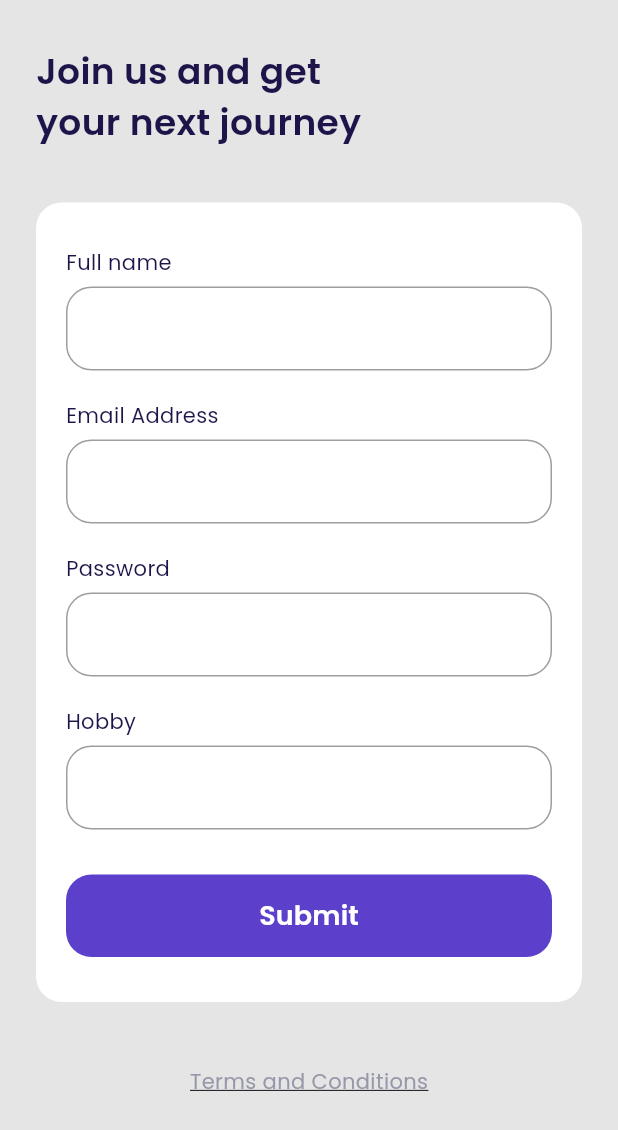
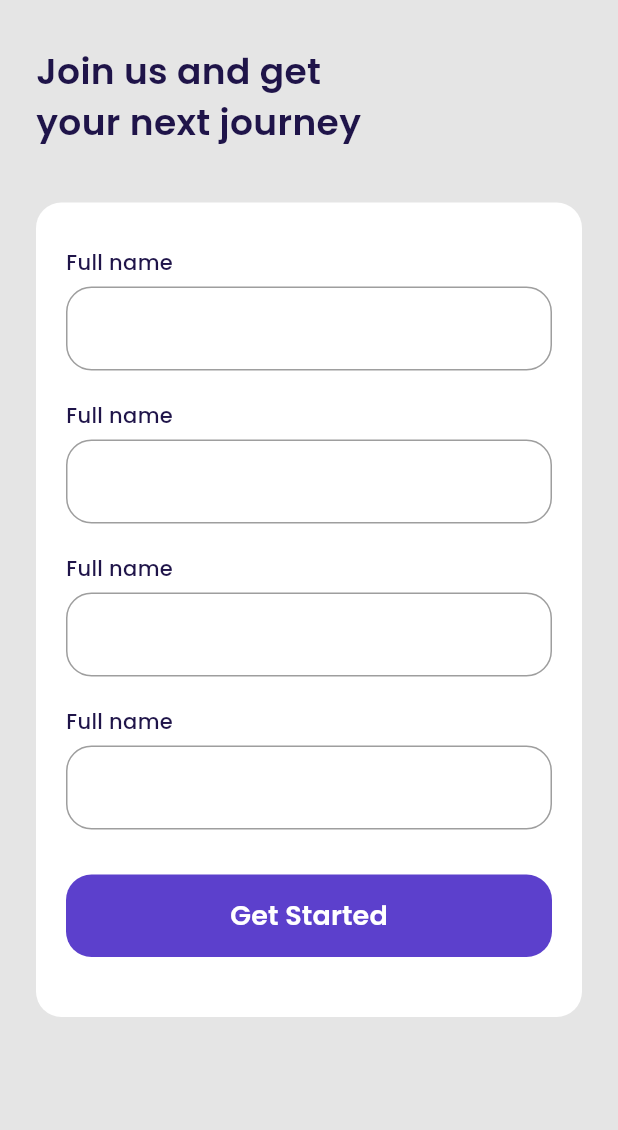
Before and after one commit to ahmadgalang/ticketapp, a Flutter app: the SignUpPage screen opened by its route, on a phone screen of 412 x 824 dp. Shown: the top 1130 px of the screen. Run offline on Flutter 3.47's test engine with Material 3 defaults, Android fonts, the phone set to English and light mode, and no system bars; our stand-ins replace google_fonts.

Commit message:
slicing and changes page sign up

```diff
--- a/lib/ui/pages/sign_up_page.dart
+++ b/lib/ui/pages/sign_up_page.dart
@@ -13,28 +13,19 @@ class SignUpPage extends StatefulWidget {
 class _SignUpPageState extends State<SignUpPage> {
   @override
   Widget build(BuildContext context) {
-    return Scaffold(
-      backgroundColor: kBackgroundColor,
-      body: Container(
-        margin: const EdgeInsets.symmetric(horizontal: 24, vertical: 30),
-        child: ListView(
-          children: [
-            Text(
+    Widget title() {
+      return Container(
+        width: double.infinity,
+        child: Text(
           'Join us and get \nyour next journey',
-              style:
-                  blackTextStyle.copyWith(fontSize: 24, fontWeight: semiBold),
+          style: blackTextStyle.copyWith(fontSize: 24, fontWeight: semiBold),
         ),
-            Container(
-              margin: const EdgeInsets.only(top: 37, bottom: 43),
-              width: double.infinity,
-              padding: const EdgeInsets.symmetric(horizontal: 20, vertical: 30),
-              decoration: BoxDecoration(
-                  color: kWhiteColor,
-                  borderRadius: BorderRadius.circular(defaultRadius)),
-              child: Column(
-                mainAxisAlignment: MainAxisAlignment.start,
-                children: [
-                  Container(
+      );
+    }
+
+    Widget inputSection() {
+      Widget field() {
+        return Container(
           margin: const EdgeInsets.only(bottom: 20),
           width: double.infinity,
           child: Column(
@@ -42,132 +33,32 @@ class _SignUpPageState extends State<SignUpPage> {
             children: [
               Text(
                 'Full name',
-                          style: blackTextStyle.copyWith(
-                              fontSize: 14, fontWeight: normal),
+                style:
+                    blackTextStyle.copyWith(fontSize: 14, fontWeight: medium),
               ),
               const SizedBox(height: 6),
               TextFormField(
                 decoration: InputDecoration(
                   focusedBorder: OutlineInputBorder(
                     borderSide: BorderSide(
-                                  color: kPrimaryColor,
-                                  width: 1), // Border saat fokus
-                              borderRadius:
-                                  BorderRadius.circular(defaultRadius),
+                        color: kPrimaryColor, width: 2), // Border saat fokus
+                    borderRadius: BorderRadius.circular(defaultRadius),
                   ),
                   enabledBorder: OutlineInputBorder(
                     borderSide: const BorderSide(
-                                  color:
-                                      Colors.grey), // Border saat tidak fokus
-                              borderRadius:
-                                  BorderRadius.circular(defaultRadius),
+                        color: Colors.grey), // Border saat tidak fokus
+                    borderRadius: BorderRadius.circular(defaultRadius),
                   ),
                 ),
               )
             ],
           ),
-                  ),
-                  Container(
-                    margin: const EdgeInsets.only(bottom: 20),
-                    width: double.infinity,
-                    child: Column(
-                      crossAxisAlignment: CrossAxisAlignment.start,
-                      children: [
-                        Text(
-                          'Email Address',
-                          style: blackTextStyle.copyWith(
-                              fontSize: 14, fontWeight: normal),
-                        ),
-                        const SizedBox(height: 6),
-                        TextFormField(
-                          decoration: InputDecoration(
-                            focusedBorder: OutlineInputBorder(
-                              borderSide: BorderSide(
-                                  color: kPrimaryColor,
-                                  width: 1), // Border saat fokus
-                              borderRadius:
-                                  BorderRadius.circular(defaultRadius),
-                            ),
-                            enabledBorder: OutlineInputBorder(
-                              borderSide: const BorderSide(
-                                  color:
-                                      Colors.grey), // Border saat tidak fokus
-                              borderRadius:
-                                  BorderRadius.circular(defaultRadius),
-                            ),
-                          ),
-                        )
-                      ],
-                    ),
-                  ),
-                  Container(
-                    margin: const EdgeInsets.only(bottom: 20),
-                    width: double.infinity,
-                    child: Column(
-                      crossAxisAlignment: CrossAxisAlignment.start,
-                      children: [
-                        Text(
-                          'Password',
-                          style: blackTextStyle.copyWith(
-                              fontSize: 14, fontWeight: normal),
-                        ),
-                        const SizedBox(height: 6),
-                        TextFormField(
-                          decoration: InputDecoration(
-                            focusedBorder: OutlineInputBorder(
-                              borderSide: BorderSide(
-                                  color: kPrimaryColor,
-                                  width: 1), // Border saat fokus
-                              borderRadius:
-                                  BorderRadius.circular(defaultRadius),
-                            ),
-                            enabledBorder: OutlineInputBorder(
-                              borderSide: const BorderSide(
-                                  color:
-                                      Colors.grey), // Border saat tidak fokus
-                              borderRadius:
-                                  BorderRadius.circular(defaultRadius),
-                            ),
-                          ),
-                        )
-                      ],
-                    ),
-                  ),
-                  Container(
-                    margin: const EdgeInsets.only(bottom: 20),
-                    width: double.infinity,
-                    child: Column(
-                      crossAxisAlignment: CrossAxisAlignment.start,
-                      children: [
-                        Text(
-                          'Hobby',
-                          style: blackTextStyle.copyWith(
-                              fontSize: 14, fontWeight: normal),
-                        ),
-                        const SizedBox(height: 6),
-                        TextFormField(
-                          decoration: InputDecoration(
-                            focusedBorder: OutlineInputBorder(
-                              borderSide: BorderSide(
-                                  color: kPrimaryColor,
-                                  width: 1), // Border saat fokus
-                              borderRadius:
-                                  BorderRadius.circular(defaultRadius),
-                            ),
-                            enabledBorder: OutlineInputBorder(
-                              borderSide: const BorderSide(
-                                  color:
-                                      Colors.grey), // Border saat tidak fokus
-                              borderRadius:
-                                  BorderRadius.circular(defaultRadius),
-                            ),
-                          ),
-                        )
-                      ],
-                    ),
-                  ),
-                  Container(
-                    margin: EdgeInsets.only(top: 10),
+        );
+      }
+
+      Widget buttonSubmit() {
+        return Container(
+          margin: const EdgeInsets.only(top: 10, bottom: 10),
           height: 55,
           width: double.infinity,
           child: TextButton(
@@ -180,31 +71,44 @@ class _SignUpPageState extends State<SignUpPage> {
               Navigator.pushNamed(context, '');
             },
             child: Text(
-                        'Submit',
+              'Get Started',
               style: whiteTextStyle.copyWith(
                 fontWeight: semiBold,
                 fontSize: 18,
               ),
             ),
           ),
-                  )
+        );
+      }
+
+      return Container(
+        margin: const EdgeInsets.only(top: 37),
+        padding: const EdgeInsets.symmetric(vertical: 30, horizontal: 20),
+        width: double.infinity,
+        decoration: BoxDecoration(
+          color: kWhiteColor,
+          borderRadius: BorderRadius.circular(defaultRadius),
+        ),
+        child: Column(
+          children: [
+            field(),
+            field(),
+            field(),
+            field(),
+            buttonSubmit()
           ],
         ),
+      );
+    }
+
+    return SafeArea(
+      child: Scaffold(
+        backgroundColor: kBackgroundColor,
+        body: Container(
+          margin: const EdgeInsets.symmetric(horizontal: 24, vertical: 30),
+          child: ListView(
+            children: [title(), inputSection()],
           ),
-            Center(
-              child: GestureDetector(
-                onTap: () {
-                  if (kDebugMode) {
-                    print('object');
-                  }
-                },
-                child: Text(
-                  'Terms and Conditions',
-                  style: greyTextStyle.copyWith(fontSize: 14, fontWeight: normal, decoration: TextDecoration.underline),
-                ),
-              ),
-            ),
-          ],
         ),
       ),
     );
```
Lines whose indentation alone changed are shown as unchanged.
